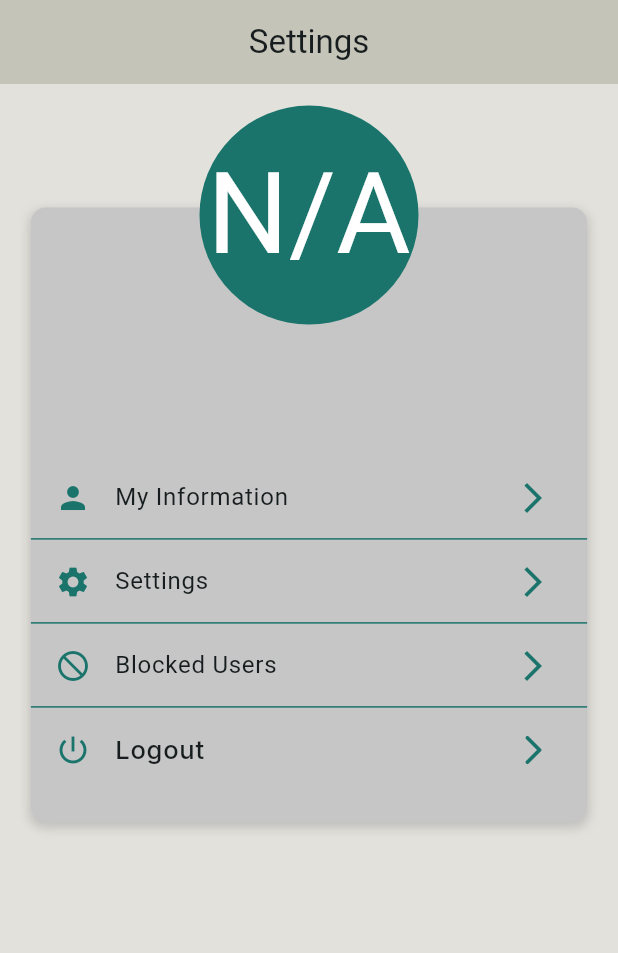
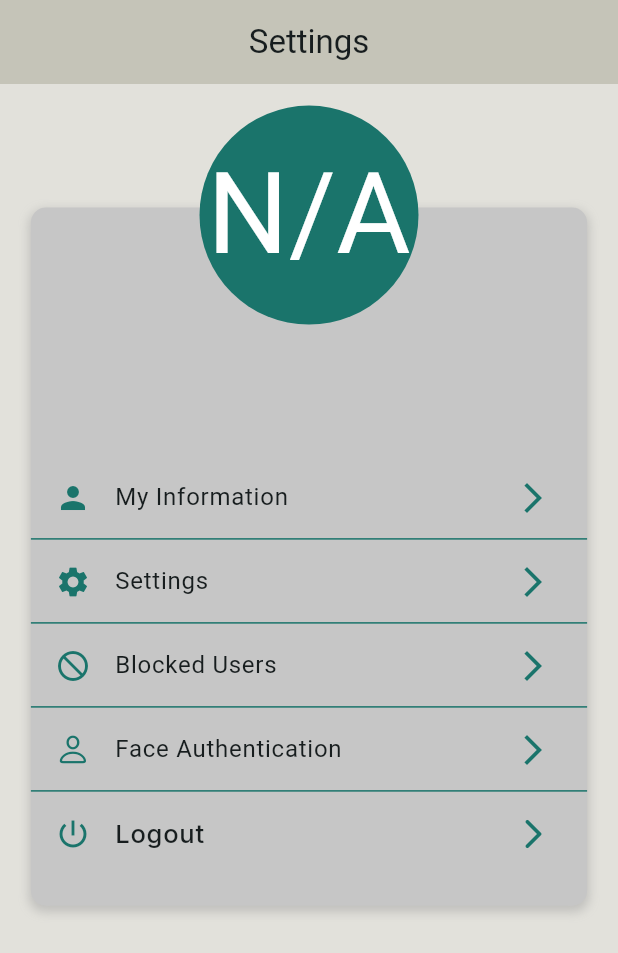
Before and after one commit to kushalchh07/MinimalChatAppUsingFlutter, a Flutter app: the CustomDrawer screen opened directly, on a phone screen of 412 x 824 dp. Shown: the top 953 px of the screen. Run offline on Flutter 3.47's test engine with Material 3 defaults, Android fonts, the phone set to English and light mode, and no system bars; our stand-ins replace bloc, cached_network_image, cloud_firestore, equatable, firebase_auth, firebase_core and 9 more; missing offline and left inert: firebase_app_check, flutter_emoji_gif_picker, modal_side_sheet; accounts and stored records are empty.

Commit message:
fix:ui fixing

```diff
--- a/lib/pages/Chat/chat_screen.dart
+++ b/lib/pages/Chat/chat_screen.dart
@@ -33,7 +33,9 @@ dynamic imageUrl;
 bool isImage = false;
 String? username;
 
-class _ChatScreenState extends State<ChatScreen> {
+class _ChatScreenState extends State<ChatScreen>  with AutomaticKeepAliveClientMixin{
+   @override
+  bool get wantKeepAlive => true;
   final FirebaseAuth _firebaseAuth = FirebaseAuth.instance;
 
   void signOut() {
--- a/lib/pages/Chat/groupchat.dart/groupchat.dart
+++ b/lib/pages/Chat/groupchat.dart/groupchat.dart
@@ -28,7 +28,9 @@ class GroupChatScreen extends StatefulWidget {
 TextEditingController _gropNameController = TextEditingController();
 final List<String> _selectedMemberIds = [];
 
-class _GroupChatScreenState extends State<GroupChatScreen> {
+class _GroupChatScreenState extends State<GroupChatScreen>  with AutomaticKeepAliveClientMixin{
+   @override
+  bool get wantKeepAlive => true;
   @override
   void initState() {
     // TODO: implement initState
--- a/lib/pages/Drawer/customDrawer.dart
+++ b/lib/pages/Drawer/customDrawer.dart
@@ -36,7 +36,10 @@ class CustomDrawer extends StatefulWidget {
   State<CustomDrawer> createState() => _CustomDrawerState();
 }
 
-class _CustomDrawerState extends State<CustomDrawer> {
+class _CustomDrawerState extends State<CustomDrawer>
+    with AutomaticKeepAliveClientMixin {
+  @override
+  bool get wantKeepAlive => true;
   Future<Map<String, String?>> getProfileInfo() async {
     final fullName = await getName();
     final email = await getEmail();
@@ -161,6 +164,28 @@ class _CustomDrawerState extends State<CustomDrawer> {
                           title: const Text('Blocked Users'),
                           leading: Icon(
                             Icons.block_flipped,
+                            color: greenColor,
+                          ),
+                          trailing: Icon(
+                            Icons.arrow_forward_ios,
+                            color: greenColor,
+                          ),
+                        ),
+                        Divider(
+                          height: 0,
+                          color: greenColor,
+                          // color: Colors.black,
+                        ),
+                        ListTile(
+                          onTap: () {
+                            Navigator.of(context).push(
+                              MaterialPageRoute(
+                                  builder: (context) => const Settings()),
+                            );
+                          },
+                          title: const Text('Face Authentication'),
+                          leading: Icon(
+                            CupertinoIcons.person,
                             color: greenColor,
                           ),
                           trailing: Icon(
--- a/lib/pages/screen/base.dart
+++ b/lib/pages/screen/base.dart
@@ -50,7 +50,7 @@ class BaseState extends State<Base> {
       Stories(),
       CustomDrawer()
     ];
-    setState(() {});
+    // setState(() {});
     return Scaffold(
       backgroundColor: appBackgroundColor,
       bottomNavigationBar: BottomNavigationBar(
--- a/lib/pages/screen/stories.dart
+++ b/lib/pages/screen/stories.dart
@@ -250,7 +250,9 @@ class Stories extends StatefulWidget {
   State<Stories> createState() => _StoriesState();
 }
 
-class _StoriesState extends State<Stories> {
+class _StoriesState extends State<Stories>  with AutomaticKeepAliveClientMixin{
+   @override
+  bool get wantKeepAlive => true;
   @override
   void initState() {
     super.initState();
--- a/lib/pages/screen/users.dart
+++ b/lib/pages/screen/users.dart
@@ -31,7 +31,9 @@ class Users extends StatefulWidget {
   State<Users> createState() => _UsersState();
 }
 
-class _UsersState extends State<Users> {
+class _UsersState extends State<Users>  with AutomaticKeepAliveClientMixin{
+   @override
+  bool get wantKeepAlive => true;
   @override
   void initState() {
     super.initState();
```
Also changed, not shown: lib/pages/Drawer/face_authentication.dart (added, +24 -0 lines).
